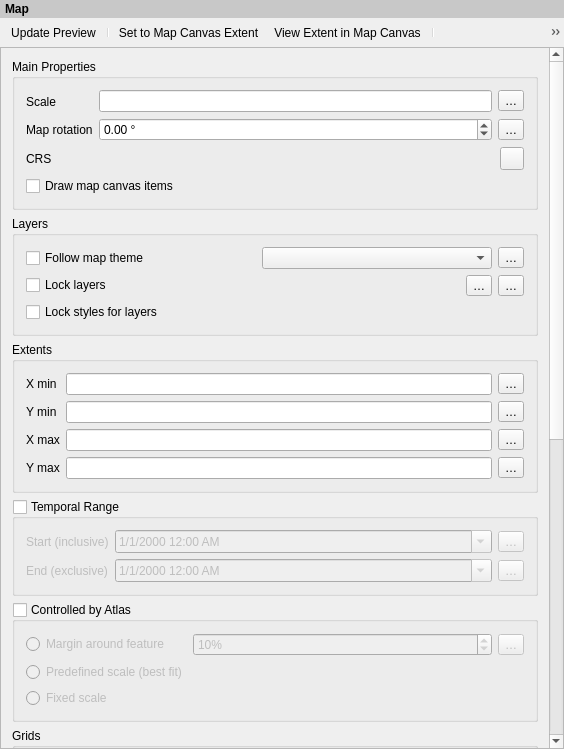
Above: src/ui/layout/qgslayoutmapwidgetbase.ui from qgis/QGIS before the change. Below: the same form after it.
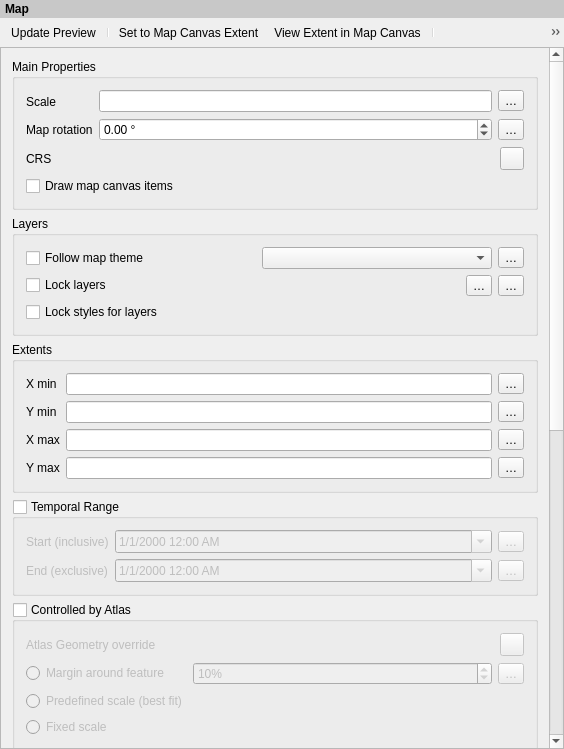
That is the form after the change. Icons and pictures are not drawn. Custom widgets are drawn as their Qt base class.

Commit message: atlas geometry override

Diff of the .ui file:
```diff
--- a/src/ui/layout/qgslayoutmapwidgetbase.ui
+++ b/src/ui/layout/qgslayoutmapwidgetbase.ui
@@ -88,9 +88,9 @@
       <property name="geometry">
        <rect>
         <x>0</x>
-        <y>0</y>
-        <width>548</width>
-        <height>1336</height>
+        <y>-155</y>
+        <width>545</width>
+        <height>1244</height>
        </rect>
       </property>
       <property name="sizePolicy">
@@ -542,7 +542,17 @@
           <string notr="true">composeritem</string>
          </property>
          <layout class="QGridLayout" name="gridLayout_2">
-          <item row="0" column="0">
+          <item row="3" column="0">
+           <widget class="QRadioButton" name="mAtlasPredefinedScaleRadio">
+            <property name="toolTip">
+             <string>Use one of the predefined scales of the project where the atlas feature best fits.</string>
+            </property>
+            <property name="text">
+             <string>Predefined scale (best fit)</string>
+            </property>
+           </widget>
+          </item>
+          <item row="2" column="0">
            <widget class="QRadioButton" name="mAtlasMarginRadio">
             <property name="enabled">
              <bool>false</bool>
@@ -552,7 +562,40 @@
             </property>
            </widget>
           </item>
-          <item row="0" column="1">
+          <item row="1" column="0">
+           <widget class="QLabel" name="mGeometryOverrideLabel">
+            <property name="text">
+             <string>Atlas Geometry override</string>
+            </property>
+           </widget>
+          </item>
+          <item row="4" column="0">
+           <widget class="QRadioButton" name="mAtlasFixedScaleRadio">
+            <property name="enabled">
+             <bool>false</bool>
+            </property>
+            <property name="text">
+             <string>Fixed scale</string>
+            </property>
+           </widget>
+          </item>
+          <item row="1" column="1">
+           <spacer name="horizontalSpacer_2">
+            <property name="orientation">
+             <enum>Qt::Horizontal</enum>
+            </property>
+            <property name="sizeHint" stdset="0">
+             <size>
+              <width>40</width>
+              <height>20</height>
+             </size>
+            </property>
+           </spacer>
+          </item>
+          <item row="1" column="2">
+           <widget class="QgsPropertyOverrideButton" name="mGeometryOverrideDDBtn"/>
+          </item>
+          <item row="2" column="1" colspan="2">
            <layout class="QHBoxLayout" name="horizontalLayout_11">
             <item>
              <widget class="QgsSpinBox" name="mAtlasMarginSpinBox">
@@ -585,26 +628,6 @@
             </item>
            </layout>
           </item>
-          <item row="1" column="0">
-           <widget class="QRadioButton" name="mAtlasPredefinedScaleRadio">
-            <property name="toolTip">
-             <string>Use one of the predefined scales of the project where the atlas feature best fits.</string>
-            </property>
-            <property name="text">
-             <string>Predefined scale (best fit)</string>
-            </property>
-           </widget>
-          </item>
-          <item row="2" column="0">
-           <widget class="QRadioButton" name="mAtlasFixedScaleRadio">
-            <property name="enabled">
-             <bool>false</bool>
-            </property>
-            <property name="text">
-             <string>Fixed scale</string>
-            </property>
-           </widget>
-          </item>
          </layout>
         </widget>
        </item>
@@ -1016,10 +1039,9 @@
    <header>qgsdoublespinbox.h</header>
   </customwidget>
   <customwidget>
-   <class>QgsScrollArea</class>
-   <extends>QScrollArea</extends>
-   <header>qgsscrollarea.h</header>
-   <container>1</container>
+   <class>QgsMapLayerComboBox</class>
+   <extends>QComboBox</extends>
+   <header>qgsmaplayercombobox.h</header>
   </customwidget>
   <customwidget>
    <class>QgsProjectionSelectionWidget</class>
@@ -1027,31 +1049,32 @@
    <header>qgsprojectionselectionwidget.h</header>
    <container>1</container>
   </customwidget>
+  <customwidget>
+   <class>QgsPropertyOverrideButton</class>
+   <extends>QToolButton</extends>
+   <header>qgspropertyoverridebutton.h</header>
+  </customwidget>
   <customwidget>
    <class>QgsSpinBox</class>
    <extends>QSpinBox</extends>
    <header>qgsspinbox.h</header>
   </customwidget>
-  <customwidget>
-   <class>QgsPropertyOverrideButton</class>
-   <extends>QToolButton</extends>
-   <header>qgspropertyoverridebutton.h</header>
-  </customwidget>
   <customwidget>
    <class>QgsSymbolButton</class>
    <extends>QToolButton</extends>
    <header>qgssymbolbutton.h</header>
   </customwidget>
+  <customwidget>
+   <class>QgsScrollArea</class>
+   <extends>QScrollArea</extends>
+   <header>qgsscrollarea.h</header>
+   <container>1</container>
+  </customwidget>
   <customwidget>
    <class>QgsBlendModeComboBox</class>
    <extends>QComboBox</extends>
    <header>qgsblendmodecombobox.h</header>
   </customwidget>
-  <customwidget>
-   <class>QgsMapLayerComboBox</class>
-   <extends>QComboBox</extends>
-   <header>qgsmaplayercombobox.h</header>
-  </customwidget>
   <customwidget>
    <class>QgsCollapsibleGroupBoxBasic</class>
    <extends>QGroupBox</extends>
```
Left out of the diff: 2 changed lines with no effect on the pictures. The commit also changes 5 other files.
